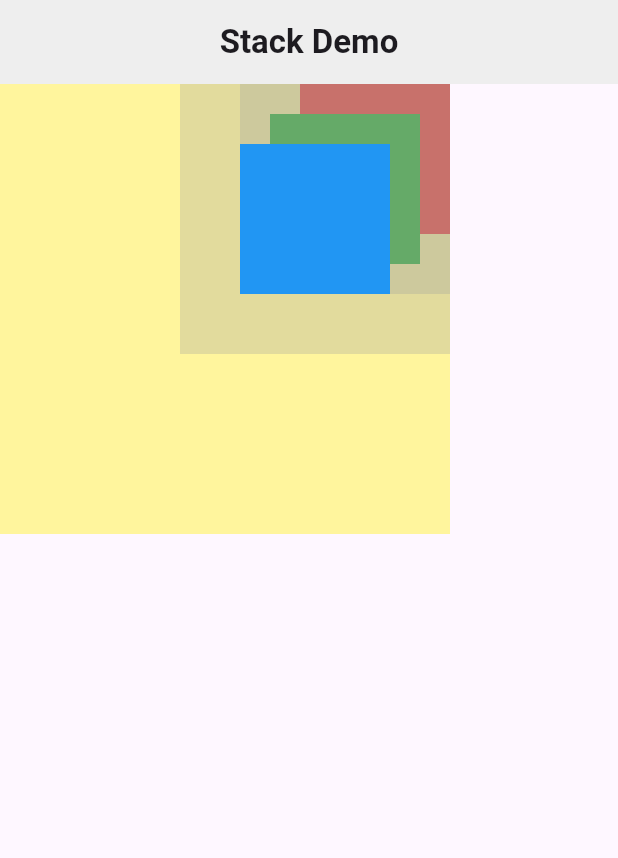
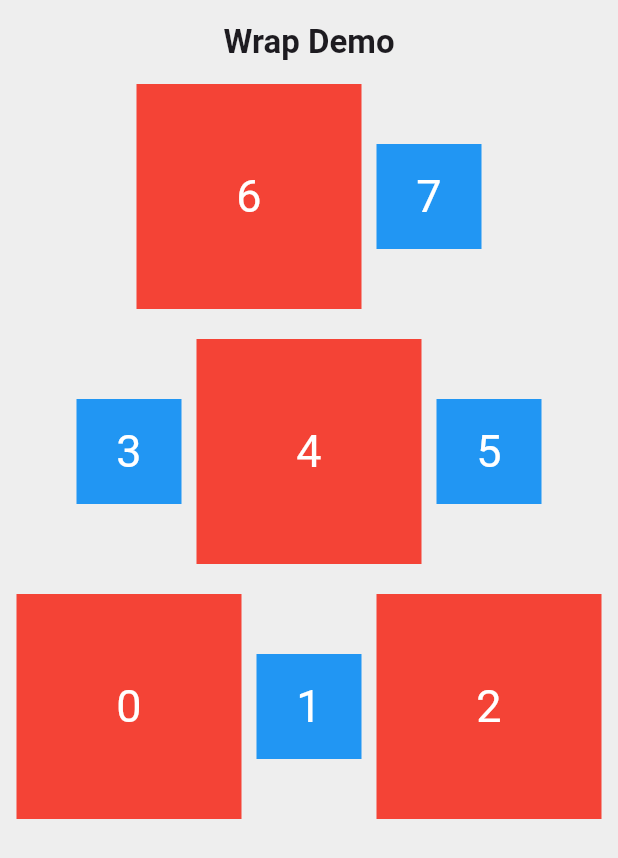
Before and after one commit to exasrin/flutter-app, a Flutter app: the screen it shows after launch, on a phone screen of 412 x 824 dp. Shown: the top 858 px of the screen. Run offline on Flutter 3.47's test engine with Material 3 defaults, Android fonts, the light colour scheme and no system bars; our stand-ins replace google_fonts.

Commit message:
[ADD] layout widget wrap

```diff
--- a/lib/main_page.dart
+++ b/lib/main_page.dart
@@ -13,47 +13,37 @@ class MainPage extends StatelessWidget {
           backgroundColor: Colors.grey.shade200,
           title: const Center(
               child: Text(
-          "Stack Demo",
+            "Wrap Demo",
             style: TextStyle(fontWeight: FontWeight.bold),
           )),
         ),
         body: Container(
-        height: 300,
-        width: 300,
-        color: Colors.yellow.shade200,
-        child: Stack(
-          alignment: Alignment.topRight,
-          children: [
-            Container(
-              color: Colors.grey.withOpacity(0.3),
-              child: Container(
-                margin: const EdgeInsets.all(0),
-                height: 100,
-                width: 100,
-                color: Colors.red,
+          height: double.infinity,
+          width: double.infinity,
+          color: Colors.grey.shade200,
+          child: Wrap(
+              alignment: WrapAlignment.center, //secara horizontal
+              runAlignment: WrapAlignment.end, //secara vertical
+              crossAxisAlignment:
+                  WrapCrossAlignment.center, //di dalam baris wrap
+              verticalDirection: VerticalDirection.up, // arah mulainya
+              // direction: Axis.vertical,
+              spacing: 10,
+              runSpacing: 20,
+              children: List.generate(
+                  8,
+                  (index) => Container(
+                        width: index % 2 == 0 ? 150 : 70,
+                        height: index % 2 == 0 ? 150 : 70,
+                        color: index % 2 == 0 ? Colors.red : Colors.blue,
+                        child: Center(
+                          child: Text(
+                            index.toString(),
+                            style: const TextStyle(
+                                fontSize: 30, color: Colors.white),
                           ),
                         ),
-            Container(
-              color: Colors.grey.withOpacity(0.3),
-              child: Container(
-                margin: const EdgeInsets.all(20),
-                height: 100,
-                width: 100,
-                color: Colors.green,
-              ),
-            ),
-            Container(
-              color: Colors.grey.withOpacity(0.3),
-              child: Container(
-                margin: const EdgeInsets.all(40),
-                height: 100,
-                width: 100,
-                color: Colors.blue,
-              ),
-            ),
-          ],
-        ),
-      ),
-    );
+                      ))),
+        ));
   }
 }
```
Lines whose indentation alone changed are shown as unchanged.
